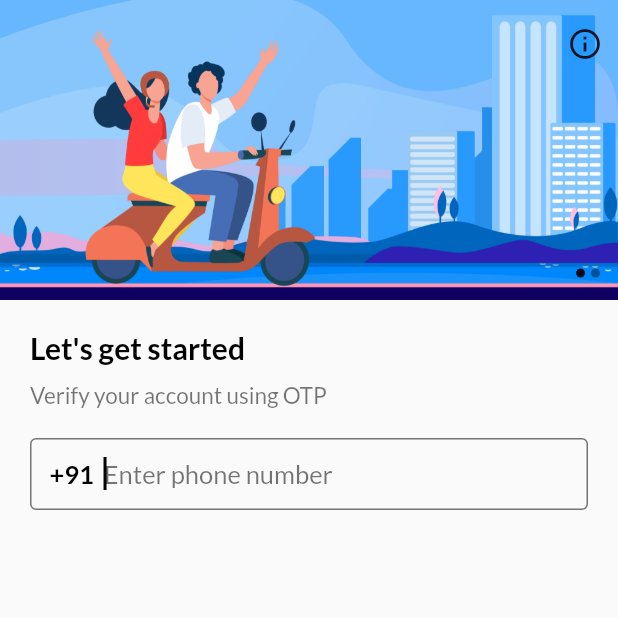
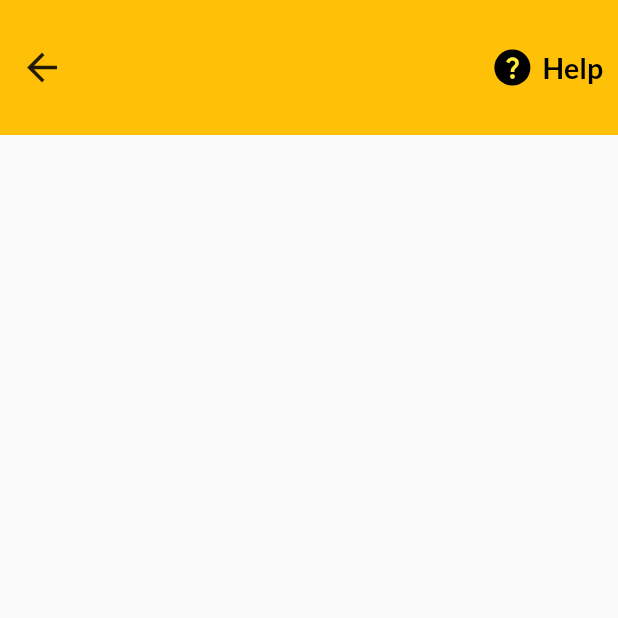
Before and after one commit to vk20020505/rapido, a Flutter app: the loginPage screen opened directly, after a tap on "Proceed", on a phone screen of 412 x 824 dp, the top half of it. Run offline on Flutter 3.47's test engine with Material 2 defaults, Android fonts, the phone set to English and light mode, and no system bars; drawn by our look-alikes of carousel_slider; our stand-ins replace geocoding, geolocator, google_fonts, google_maps_flutter.

Commit message:
loginPage

```diff
--- a/lib/screens.dart/login.dart
+++ b/lib/screens.dart/login.dart
@@ -1,5 +1,6 @@
 import 'package:flutter/material.dart';
 import 'package:carousel_slider/carousel_slider.dart';
+import 'package:rapido/screens.dart/otp.dart';
 
 class loginPage extends StatefulWidget {
   const loginPage({super.key});
@@ -9,16 +10,39 @@ class loginPage extends StatefulWidget {
 }
 
 class _loginPageState extends State<loginPage> {
+
+   final _formkey = GlobalKey<FormState>();
+   bool isValid = false;
+
   int _current = 0;
   final CarouselController _controller = CarouselController();
+
+  String? phoneNo;
+  String pattern = r'(^(?:[+0]9)?[0-9]{10,12}$)';
 
   List<Map<String, String>> sliderContents = [
     {'image': 'assets/images/rapido2.jpg'},
     {'image': 'assets/images/rapido1.jpg'},
   ];
 
+  // showdialog(String text) {
+  //   return showDialog(
+  //       context: context,
+  //       builder: (context) {
+  //         return  Center(
+  //             child: SizedBox(
+  //           height: 255,
+  //           child: AlertDialog(
+  //             content: Text(text),
+  //           ),
+  //         ));
+  //       });
+  // }
+
   @override
   Widget build(BuildContext context) {
+
+    bool showButton = MediaQuery.of(context).viewInsets.bottom == 0;
     return SafeArea(
         child: Scaffold(
       body: Column(
@@ -29,7 +53,6 @@ class _loginPageState extends State<loginPage> {
             color: Colors.yellow,
             child: Stack(
               children: [
-
                 CarouselSlider(
                   carouselController: _controller,
                   options: CarouselOptions(
@@ -52,23 +75,18 @@ class _loginPageState extends State<loginPage> {
                           decoration: BoxDecoration(
                               image: DecorationImage(
                                   image: AssetImage(data['image']!),
-                            fit: BoxFit.cover
-
-                          )),
+                                  fit: BoxFit.cover)),
                         );
                       });
                     },
                   ).toList(),
                 ),
                 const Positioned(
-                  top: 17,
-                  right: 10,
-                  child: Icon(Icons.info_outline)),
-
+                    top: 17, right: 10, child: Icon(Icons.info_outline)),
                 Positioned(
                   bottom: 15,
                   right: 10,
-                    child:   Row(
+                  child: Row(
                     mainAxisAlignment: MainAxisAlignment.center,
                     children: sliderContents.asMap().entries.map((entry) {
                       return GestureDetector(
@@ -76,8 +94,7 @@ class _loginPageState extends State<loginPage> {
                         child: Container(
                           width: 6.0,
                           height: 6.0,
-                                margin: const EdgeInsets.symmetric(
-                                     horizontal: 2.0),
+                          margin: const EdgeInsets.symmetric(horizontal: 2.0),
                           decoration: BoxDecoration(
                               shape: BoxShape.circle,
                               color: (Theme.of(context).brightness ==
@@ -89,19 +106,19 @@ class _loginPageState extends State<loginPage> {
                         ),
                       );
                     }).toList(),
-                        ),)
+                  ),
+                )
               ],
             ),
           ),
           Expanded(
             child: Padding(
-              padding:
-                  const EdgeInsets.only(top: 20, right: 20, left: 20, bottom: 10),
-              child: Stack(
-                // alignment: Alignment.bottomCenter,
-                // mainAxisAlignment: MainAxisAlignment.spaceBetween,
-                children: [
-                  Column(
+              padding: const EdgeInsets.only(
+                top: 20,
+                right: 20,
+                left: 20,
+              ),
+              child: Column(
                 // mainAxisAlignment: MainAxisAlignment.spaceBetween,
                 crossAxisAlignment: CrossAxisAlignment.start,
                 children: [
@@ -122,17 +139,45 @@ class _loginPageState extends State<loginPage> {
                           fontWeight: FontWeight.normal),
                     ),
                   ),
-                      TextFormField(
+                  Form(
+                       key: _formkey,
+                    child: TextFormField(
                       autofocus: true,
+                      autovalidateMode: AutovalidateMode.onUserInteraction,
                       keyboardType: TextInputType.phone,
+                      validator: (value) {
+                        RegExp regExp =  RegExp(pattern);
+                        if (value!.isEmpty) {
+                          return '*Please enter mobile number';
+
+                        } else if (!regExp.hasMatch(value)) {
+                          return '*Please enter valid mobile number';
+
+                        }
+                        return null;
+                      },
+                      onChanged: (value) {
+                        if(_formkey.currentState!.validate())
+                          {
+                            setState(() {
+                              isValid = !isValid ;
+                            });
+                          }
+                      },
+                      onSaved: (value) {
+                        setState(() {
+                          phoneNo = value!;
+                        });
+                         print(phoneNo);
+                      },
+                      // keyboardAppearance: ,
                       cursorColor: Colors.black,
                       decoration: const InputDecoration(
                           // enabledBorder: OutlineInputBorder(borderSide: BorderSide(color: Colors.black54)  ),
                           focusedBorder: OutlineInputBorder(
                               borderSide: BorderSide(color: Colors.black54)),
                           border: OutlineInputBorder(
-                                borderSide: BorderSide(
-                                    color: Colors.black54)),
+                              borderSide: BorderSide(color: Colors.black54)),
                           contentPadding: EdgeInsets.all(13),
                           prefix: Text('+91  '),
                           // prefixText: "+91   ",
@@ -145,95 +190,57 @@ class _loginPageState extends State<loginPage> {
                             fontSize: 17,
                             color: Colors.black54,
                           )),
-                      )
-                    ],
-                  ),
-                  Positioned(
-                    bottom: 5,
-                    child: Column(
-                      children: [
-                        ElevatedButton(
-                            style: ElevatedButton.styleFrom(
-                              elevation: 0,
-                                shape: RoundedRectangleBorder(
-                                    borderRadius: BorderRadius.circular(8)),
-                                fixedSize: const Size(double.maxFinite, 50),
-                                backgroundColor: Colors.amber),
-                            onPressed: () {},
-                            child: const Text(
-                              "Proceed",
-                              style: TextStyle(
-                                  fontSize: 17,
-                                  fontWeight: FontWeight.w600,
-                                  color: Colors.black),
-                            )),
-                        const Padding(
-                          padding: EdgeInsets.only(top: 10.0),
-                          child: Text(
-                            "By continuing, you agree to our Terms of Service and Privacy Policy",
-                            textAlign: TextAlign.center,
-                            style: TextStyle(fontSize: 13, color: Colors.black54),
-                          ),
-                        )
-                      ],
                     ),
                   )
                 ],
               ),
             ),
           ),
+          Visibility(
+            visible: showButton,
+            child: Padding(
+              padding: const EdgeInsets.only(right: 20, left: 20),
+              child: Column(
+                children: [
+                  ElevatedButton(
+                      style: ElevatedButton.styleFrom(
+                        // disabledBackgroundColor: Colors.black26 ,
+                        // disabledForegroundColor: Colors.black38,
+                        foregroundColor: isValid? Colors.black: Colors.black38,
+                        // enabledMouseCursor: MouseCursor.uncontrolled,
+                          shape: RoundedRectangleBorder(
+                              borderRadius: BorderRadius.circular(8)),
+                          fixedSize: const Size(double.maxFinite, 60),
+                          backgroundColor: isValid? Colors.amber :Colors.black12 ),
+                      onPressed: () {
+                          // if(_formkey.currentState!.validate())
+                          // {
+                            _formkey.currentState?.save();
+                          Navigator.push(context, MaterialPageRoute(builder: (context)=> const OtpPage()))
+                               ;
 
-          // Column(
-          //   children: [
-          //     ElevatedButton(
-          //       style: ElevatedButton.styleFrom(
-          //         shape: RoundedRectangleBorder(borderRadius: BorderRadius.circular(8)),
-          //         fixedSize: Size(double.maxFinite, 60),
-          //         backgroundColor: Colors.amber),
-          //       onPressed: (){}, child: Text("Proceed", style: TextStyle(fontSize: 20, fontWeight: FontWeight.bold, color: Colors.black),)),
-
-          //       Text(
-
-          //         "By continuing, you agree to our Terms of Service and Privacy Policy",
-          //         textAlign: TextAlign.center,
-          //         style: TextStyle(color: Colors.black54),)
-          //   ],
-          // )
+                      },
+                      child: const Text(
+                        "Proceed",
+                        style: TextStyle(
+                            fontSize: 20,
+                            fontWeight: FontWeight.bold,
+                             ),
+                      )),
+                  const Padding(
+                    padding: EdgeInsets.only(top: 10.0, bottom: 10),
+                    child: Text(
+                      "By continuing, you agree to our Terms of Service and Privacy Policy",
+                      textAlign: TextAlign.center,
+                      style: TextStyle(color: Colors.black54),
+                    ),
+                  )
                 ],
               ),
-      // floatingActionButton: Center(
-      //   child: FloatingActionButton(onPressed: (){},
-      //   materialTapTargetSize: MaterialTapTargetSize.padded,
-      //   isExtended: true,
-      //     child: Column(
-      //                   children: [
-      //                     ElevatedButton(
-      //                         style: ElevatedButton.styleFrom(
-      //                           elevation: 0,
-      //                             shape: RoundedRectangleBorder(
-      //                                 borderRadius: BorderRadius.circular(8)),
-      //                             fixedSize: const Size(double.maxFinite, 50),
-      //                             backgroundColor: Colors.amber),
-      //                         onPressed: () {},
-      //                         child: const Text(
-      //                           "Proceed",
-      //                           style: TextStyle(
-      //                               fontSize: 17,
-      //                               fontWeight: FontWeight.w600,
-      //                               color: Colors.black),
-      //                         )),
-      //                     const Padding(
-      //                       padding: EdgeInsets.only(top: 10.0),
-      //                       child: Text(
-      //                         "By continuing, you agree to our Terms of Service and Privacy Policy",
-      //                         textAlign: TextAlign.center,
-      //                         style: TextStyle(fontSize: 13, color: Colors.black54),
-      //                       ),
-      //                     )
-      //                   ],
-      //                 ),
-      //   ),
-      // ),
+            ),
+          )
+        ],
+      ),
     ));
   }
 }
--- a/lib/screens.dart/otp.dart
+++ b/lib/screens.dart/otp.dart
@@ -0,0 +1,42 @@
+import 'package:flutter/material.dart';
+
+class OtpPage extends StatefulWidget {
+  const OtpPage({super.key});
+
+  @override
+  State<OtpPage> createState() => _OtpPageState();
+}
+
+class _OtpPageState extends State<OtpPage> {
+  @override
+  Widget build(BuildContext context) {
+    return SafeArea(
+      child: Scaffold(
+        appBar: AppBar(
+          toolbarHeight: 90,
+          actions: [  Padding(
+                  padding: EdgeInsets.only(right: 8),
+                  child: CircleAvatar(
+                      backgroundColor: Colors.black,
+                      radius: 12,
+                      child: Icon(
+                        Icons.question_mark,
+                        size: 18,
+                        color: Colors.yellow,
+                      )),
+                ),
+                Align(
+                    alignment: Alignment.centerRight,
+                    child: Text(
+                      "Help",
+                      style: TextStyle(fontSize: 19)
+                    )),
+                SizedBox(
+                  width: 10,
+                )],
+        ),
+        bottomSheet:Container(),
+      ),
+    );
+  }
+}
```
Lines whose indentation alone changed are shown as unchanged.
